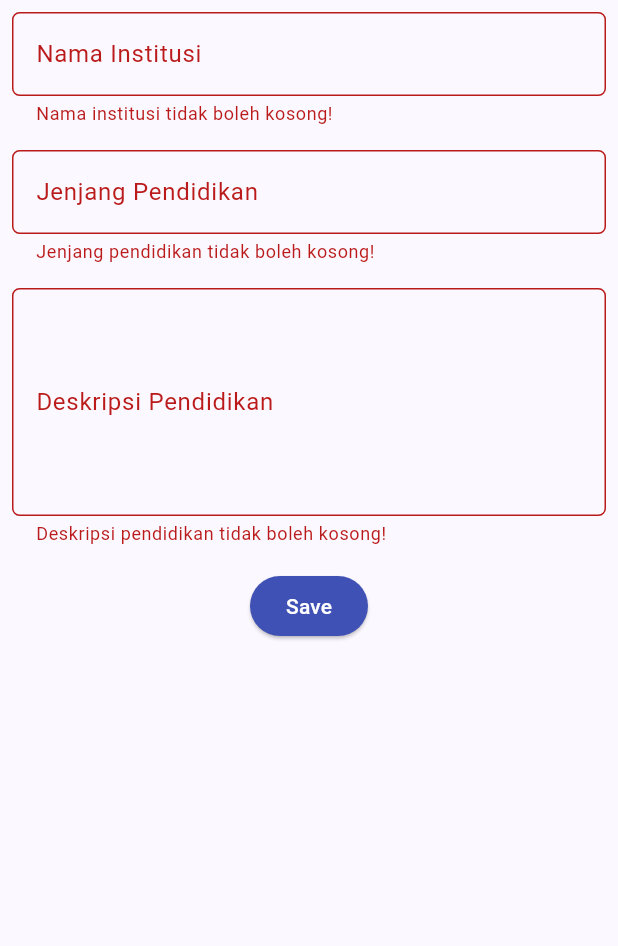
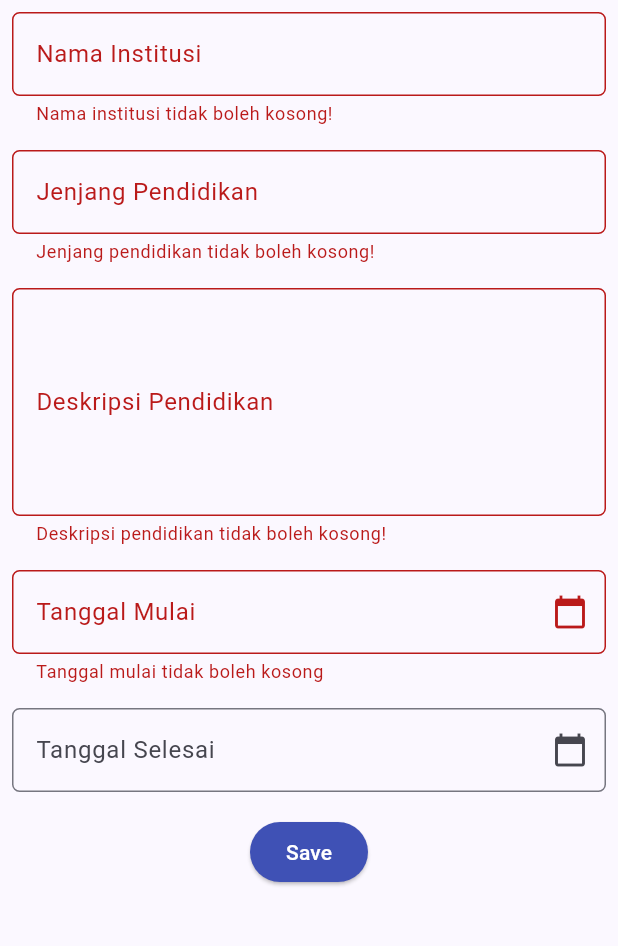
Before and after one commit to meronash/myportofolio_mobile, a Flutter app: the EducationFormPage screen opened directly, after a tap on "Save", on a phone screen of 412 x 824 dp, the part 84-1030 px from its top. Run offline on Flutter 3.47's test engine with Material 3 defaults, Android fonts, the phone set to English and light mode, and no system bars; our stand-ins replace material_ui.

Commit message:
feat: add start and end date pickers with date order validation

```diff
--- a/lib/screens/education_form.dart
+++ b/lib/screens/education_form.dart
@@ -16,6 +16,37 @@ class _EducationFormPageState extends State<EducationFormPage> {
   String _description = "";
   DateTime? _startedAt;
   DateTime? _endedAt;
+
+  final _startedAtController = TextEditingController();
+  final _endedAtController = TextEditingController();
+
+  @override
+  void dispose() {
+    _startedAtController.dispose();
+    _endedAtController.dispose();
+    super.dispose();
+  }
+
+  String _formatDate(DateTime date) => date.toIso8601String().substring(0, 10);
+
+  Future<void> _pickDate({required bool isStart}) async {
+    final picked = await showDatePicker(
+      context: context,
+      initialDate: (isStart ? _startedAt : _endedAt) ?? DateTime.now(),
+      firstDate: DateTime(1950),
+      lastDate: DateTime(2100),
+    );
+    if (picked == null || !mounted) return;
+    setState(() {
+      if (isStart) {
+        _startedAt = picked;
+        _startedAtController.text = _formatDate(picked);
+      } else {
+        _endedAt = picked;
+        _endedAtController.text = _formatDate(picked);
+      }
+    });
+  }
 
   @override
   Widget build(BuildContext context) {
@@ -115,6 +146,53 @@ class _EducationFormPageState extends State<EducationFormPage> {
                   },
                 ),
               ),
+              // === Start Data ===
+              Padding(
+                padding: const EdgeInsets.all(8.0),
+                child: TextFormField(
+                  controller: _startedAtController,
+                  readOnly: true,
+                  decoration: InputDecoration(
+                    hintText: "Tanggal Mulai",
+                    labelText: "Tanggal Mulai",
+                    suffixIcon: const Icon(Icons.calendar_today),
+                    border: OutlineInputBorder(
+                      borderRadius: BorderRadius.circular(5.0),
+                    ),
+                  ),
+                  onTap: () => _pickDate(isStart: true),
+                  validator: (String? value) {
+                    if (value == null || value.isEmpty) {
+                      return "Tanggal mulai tidak boleh kosong";
+                    }
+                    return null;
+                  },
+                ),
+              ),
+              Padding(
+                padding: const EdgeInsets.all(8.0),
+                child: TextFormField(
+                  controller: _endedAtController,
+                  readOnly: true,
+                  decoration: InputDecoration(
+                    hintText: "Tanggal Selesai (opsional)",
+                    labelText: "Tanggal Selesai",
+                    suffixIcon: const Icon(Icons.calendar_today),
+                    border: OutlineInputBorder(
+                      borderRadius: BorderRadius.circular(5.0),
+                    ),
+                  ),
+                  onTap: () => _pickDate(isStart: false),
+                  validator: (String? value) {
+                    final start = _startedAt;
+                    final end = _endedAt;
+                    if (start != null && end != null && end.isBefore(start)) {
+                      return "Tanggal selesai tidak boleh sebelum tanggal mulai!";
+                    }
+                    return null;
+                  },
+                ),
+              ),
               // === Tombol Simpan ===
               Align(
                 alignment: Alignment.bottomCenter,
@@ -138,6 +216,8 @@ class _EducationFormPageState extends State<EducationFormPage> {
                                     Text('Nama Institusi: $_institution'),
                                     Text('Jenjang Pendidikan: $_degree'),
                                     Text('Deskripsi: $_description'),
+                                    Text('Tanggal Mulai: ${_formatDate(_startedAt!)}'),
+                                    Text('Tanggal Selesai: ${_endedAt == null ? "-" : _formatDate(_endedAt!)}'),
                                   ],
                                 ),
                               ),
@@ -147,6 +227,8 @@ class _EducationFormPageState extends State<EducationFormPage> {
                                   onPressed: () {
                                     Navigator.pop(context);
                                     _formKey.currentState!.reset();
+                                    _startedAt = null;
+                                    _endedAt = null;
                                   },
                                 ),
                               ],
```
